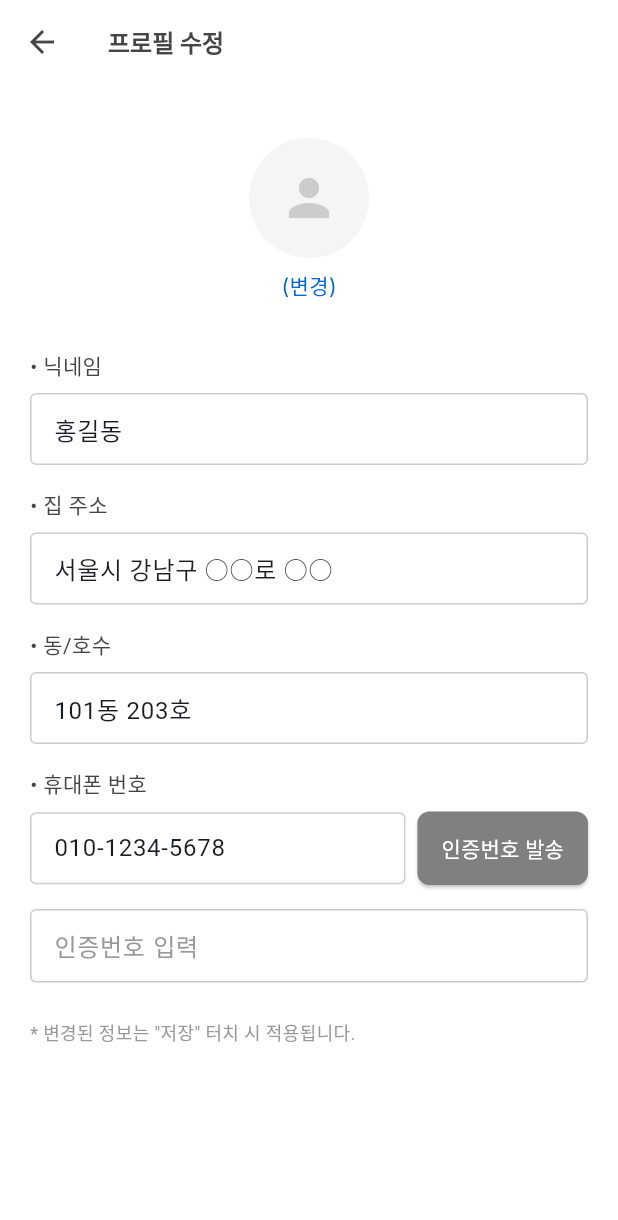
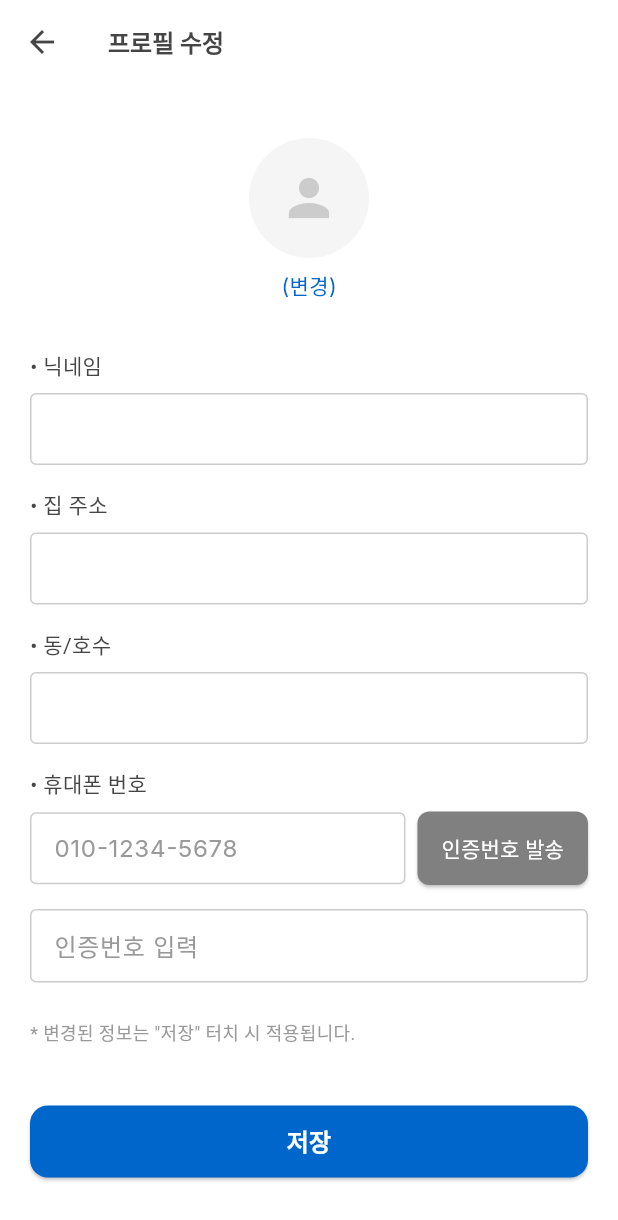
Before and after one commit to tjaudwn23/ai_parking_app, a Flutter app: the EditProfileScreen screen opened directly, on a phone screen of 412 x 824 dp. Shown: the top 1220 px of the screen. Run offline on Flutter 3.47's test engine with Material 3 defaults, Android fonts, the phone set to English and light mode, and no system bars; our stand-ins replace flutter_secure_storage, flutter_svg, google_fonts; missing offline and left inert: kpostal; accounts and stored records are empty.

Commit message:
feat: 프로필 수정 API 연동 및 실패 시 상태 복원 처리
- PATCH /api/auth/user-profile 연동 (UserData 전체 필드, 토큰 포함)
- editProfile 메서드에서 입력값+기존값 합쳐 서버에 전송
- 저장 버튼 클릭 시 프로필 수정 요청 및 성공/실패 안내
- API 호출 실패 시 provider의 _user 값을 이전 상태로 복원

```diff
--- a/lib/presentation/my_info/edit_profile_screen.dart
+++ b/lib/presentation/my_info/edit_profile_screen.dart
@@ -1,6 +1,8 @@
 import 'package:ai_parking/presentation/common/custom_text_field.dart';
 import 'package:flutter/material.dart';
 import 'package:google_fonts/google_fonts.dart';
+import 'package:provider/provider.dart';
+import 'package:ai_parking/presentation/provider/user_provider.dart';
 
 class EditProfileScreen extends StatefulWidget {
   const EditProfileScreen({super.key});
@@ -10,20 +12,24 @@ class EditProfileScreen extends StatefulWidget {
 }
 
 class _EditProfileScreenState extends State<EditProfileScreen> {
-  final TextEditingController _nicknameController = TextEditingController(
-    text: '홍길동',
-  );
-  final TextEditingController _addressController = TextEditingController(
-    text: '서울시 강남구 ○○로 ○○',
-  );
-  final TextEditingController _addressDetailController = TextEditingController(
-    text: '101동 203호',
-  );
-  final TextEditingController _phoneController = TextEditingController(
-    text: '010-1234-5678',
-  );
+  late TextEditingController _nicknameController;
+  late TextEditingController _addressController;
+  late TextEditingController _addressDetailController;
+  late TextEditingController _phoneController;
   final TextEditingController _verificationCodeController =
       TextEditingController();
+
+  @override
+  void initState() {
+    super.initState();
+    final user = Provider.of<UserProvider>(context, listen: false).user;
+    _nicknameController = TextEditingController(text: user?.nickname ?? '');
+    _addressController = TextEditingController(text: user?.address ?? '');
+    _addressDetailController = TextEditingController(
+      text: user?.addressDetail ?? '',
+    );
+    _phoneController = TextEditingController(text: user?.phoneNumber ?? '');
+  }
 
   @override
   void dispose() {
@@ -55,9 +61,15 @@ class _EditProfileScreenState extends State<EditProfileScreen> {
           ),
         ),
       ),
-      body: SingleChildScrollView(
+      body: Stack(
+        children: [
+          SingleChildScrollView(
+            padding: const EdgeInsets.only(bottom: 80),
             child: Padding(
-          padding: const EdgeInsets.symmetric(horizontal: 20.0, vertical: 20.0),
+              padding: const EdgeInsets.symmetric(
+                horizontal: 20.0,
+                vertical: 20.0,
+              ),
               child: Column(
                 crossAxisAlignment: CrossAxisAlignment.start,
                 children: [
@@ -86,7 +98,10 @@ class _EditProfileScreenState extends State<EditProfileScreen> {
                     ),
                   ),
                   const SizedBox(height: 32),
-              _buildTextField(label: '닉네임', controller: _nicknameController),
+                  _buildTextField(
+                    label: '닉네임',
+                    controller: _nicknameController,
+                  ),
                   const SizedBox(height: 16),
                   _buildTextField(
                     label: '집 주소',
@@ -151,6 +166,62 @@ class _EditProfileScreenState extends State<EditProfileScreen> {
               ),
             ),
           ),
+          Positioned(
+            left: 0,
+            right: 0,
+            bottom: 0,
+            child: SafeArea(
+              child: Padding(
+                padding: const EdgeInsets.symmetric(
+                  horizontal: 20,
+                  vertical: 12,
+                ),
+                child: SizedBox(
+                  width: double.infinity,
+                  height: 48,
+                  child: ElevatedButton(
+                    onPressed: () async {
+                      try {
+                        await Provider.of<UserProvider>(
+                          context,
+                          listen: false,
+                        ).editProfile(
+                          nickname: _nicknameController.text,
+                          address: _addressController.text,
+                          addressDetail: _addressDetailController.text,
+                          phoneNumber: _phoneController.text,
+                        );
+                        ScaffoldMessenger.of(context).showSnackBar(
+                          const SnackBar(content: Text('프로필이 성공적으로 수정되었습니다.')),
+                        );
+                        Navigator.of(context).pop();
+                      } catch (e) {
+                        ScaffoldMessenger.of(context).showSnackBar(
+                          SnackBar(content: Text('프로필 수정 실패: $e')),
+                        );
+                      }
+                    },
+                    style: ElevatedButton.styleFrom(
+                      backgroundColor: const Color(0xFF0066CC),
+                      shape: RoundedRectangleBorder(
+                        borderRadius: BorderRadius.circular(12),
+                      ),
+                    ),
+                    child: const Text(
+                      '저장',
+                      style: TextStyle(
+                        color: Colors.white,
+                        fontSize: 16,
+                        fontWeight: FontWeight.bold,
+                      ),
+                    ),
+                  ),
+                ),
+              ),
+            ),
+          ),
+        ],
+      ),
     );
   }
 
```
Also changed, not shown: lib/data/data_source/auth_api.dart (+20 -0 lines), lib/presentation/provider/user_provider.dart (+38 -0 lines). Lines whose indentation alone changed are shown as unchanged.
